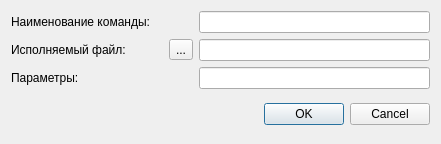
This is editcommand.ui in Wonkakakto/IpClip as Qt 5 draws it before an edit. The edited form follows.
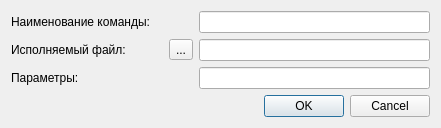
This is the edited form. Icons and pictures are not drawn.

What changed in the file:
```diff
--- a/editcommand.ui
+++ b/editcommand.ui
@@ -10,7 +10,7 @@
     <x>0</x>
     <y>0</y>
     <width>441</width>
-    <height>144</height>
+    <height>123</height>
    </rect>
   </property>
   <property name="sizePolicy">
```
